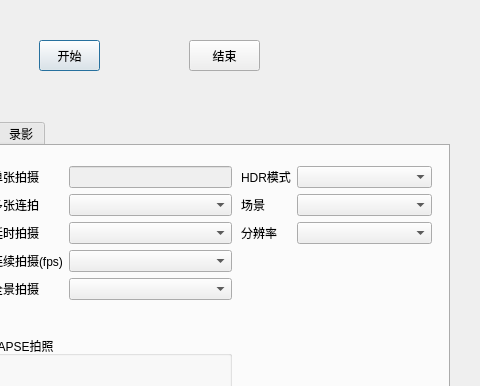
Above: ui/photoandvideo.ui from kdjyljh/remogui before the change; both pictures show x 81 to 561 and y 0 to 386 of the 561 by 552 pixel window. Below: the same form after it.
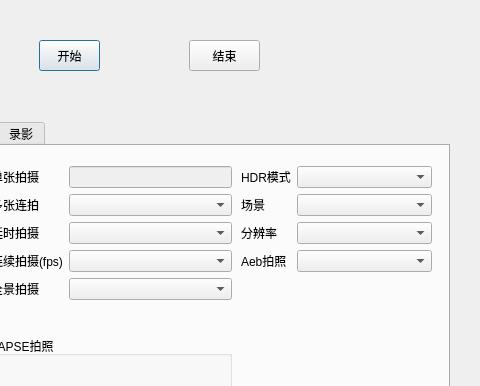
That is the form after the change.

```diff
--- a/ui/photoandvideo.ui
+++ b/ui/photoandvideo.ui
@@ -227,7 +227,7 @@
        <x>290</x>
        <y>20</y>
        <width>191</width>
-       <height>101</height>
+       <height>120</height>
       </rect>
      </property>
      <layout class="QFormLayout" name="formLayout_4">
@@ -261,6 +261,16 @@
       <item row="2" column="1">
        <widget class="QComboBox" name="ComboBox_ImageResolution"/>
       </item>
+      <item row="3" column="0">
+       <widget class="QLabel" name="aebLabel">
+        <property name="text">
+         <string>Aeb拍照</string>
+        </property>
+       </widget>
+      </item>
+      <item row="3" column="1">
+       <widget class="QComboBox" name="ComboBox_AebCap"/>
+      </item>
      </layout>
     </widget>
    </widget>
```
